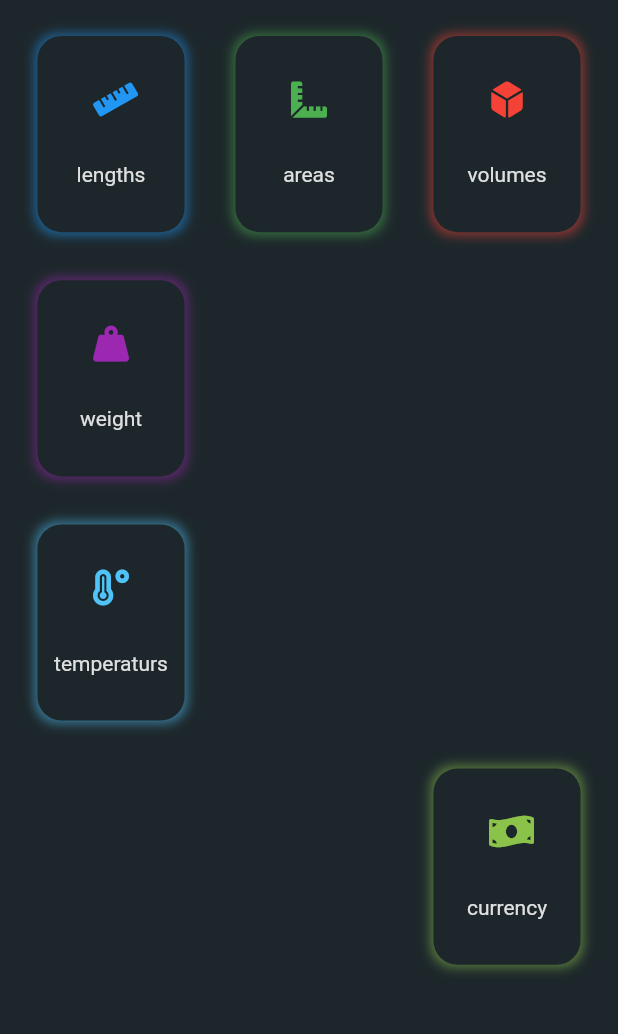
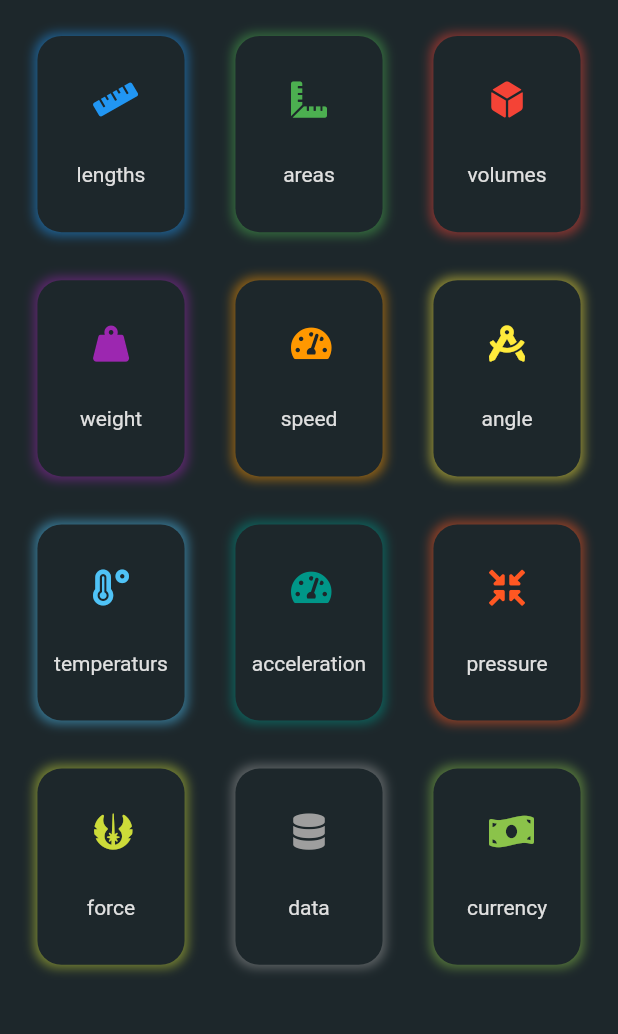
Before and after one commit to brachy84/Formulator, a Flutter app: the screen it shows after launch, on a phone screen of 412 x 824 dp, the part 201-1235 px from its top. Run offline on Flutter 3.47's test engine with Material 2 defaults, Android fonts, the phone set to English and light mode, and no system bars; our stand-ins replace bloc, flutter_bloc, font_awesome_flutter, shared_preferences; missing offline and left inert: catex.

Commit message:
unit and formula changes

```diff
--- a/lib/data/formula.dart
+++ b/lib/data/formula.dart
@@ -6,45 +6,114 @@ class Formulas {
   static List<Formula> get all => _formulas;
 
   // area of triangle
-  final Formula triangleArea = Formula(
+  static Formula triangleArea = const Formula(
       name: 'Triangle Area',
-      description: 'Area of any Tryangle',
-      category: FormulaCategory.math,
+      description: 'Area of any Triangle',
       formula: 'A = :{ g * h }/{ 2 }',
       defaultResult: 'A',
       changedFormulas: {
         'g': 'g = :{ A * 2 }/{ h }',
         'h': 'h = :{ A * 2 }/{ g }'
       });
+
+  static const List<FormulaBase> formulaData = [
+    FormulaCategory(name: 'math', description: '', content: [
+      FormulaCategory(name: 'geometry', description: '', content: [
+        FormulaCategory(name: 'shapes', description: '', content: [
+          FormulaCategory(name: 'square', description: '', content: [
+            Formula(
+                name: 'area',
+                description: 'square_area_desc',
+                formula: 'A = a^2',
+                defaultResult: 'A',
+                changedFormulas: {'a': 'a = √{ A }'}),
+            Formula(
+                name: 'perimeter',
+                description: 'square_perimeter_desc',
+                formula: 'U = 4a',
+                defaultResult: 'U',
+                changedFormulas: {'a': 'a = :{ U }/{ 4 }'}),
+          ]),
+          FormulaCategory(name: 'rectangle', description: '', content: [
+            Formula(
+                name: 'area',
+                description: 'rectangle_area_desc',
+                formula: 'A = a * b',
+                defaultResult: 'A',
+                changedFormulas: {
+                  'a': 'a = :{ A }/{ b }',
+                  'b': 'b = :{ A }/{ a }'
+                }),
+            Formula(
+                name: 'perimeter',
+                description: 'rectangle_perimeter_desc',
+                formula: 'U = 2a + 2b',
+                defaultResult: 'U',
+                changedFormulas: {
+                  'a': 'a = :{ U - 2b }/{ 2 }',
+                  'b': 'b = :{ U - 2a }/{ 2 }'
+                }),
+          ])
+        ]),
+        FormulaCategory(name: 'bodys', description: '', content: [])
+      ]),
+      FormulaCategory(name: 'phytagoras', description: '', content: []),
+      FormulaCategory(name: 'trigonometry', description: '', content: [])
+    ]),
+    FormulaCategory(name: 'physic', description: '', content: [])
+  ];
 }
 
-enum FormulaCategory { math, physik }
-
-class Formula {
-  String name;
-  String description;
-  FormulaCategory category;
-  String formula;
-  String defaultResult;
-  Map<String, String> changedFormulas;
-
-  Formula({
+abstract class FormulaBase {
+  // both vars are keys to Localized String
+  final String name;
+  final String description;
+  const FormulaBase({
     this.name,
     this.description,
-    this.category,
-    this.formula,
-    this.defaultResult,
-    this.changedFormulas,
-  }) {
+  });
+}
+
+class Formula extends FormulaBase {
+  final String formula;
+  final String defaultResult;
+  final Map<String, String> changedFormulas;
+
+  const Formula({
+    @required String name,
+    @required String description,
+    @required this.formula,
+    @required this.defaultResult,
+    @required this.changedFormulas,
+  }) : super(name: name, description: description);
+  /* {
     assert(formula.contains(defaultResult));
     changedFormulas.keys.forEach((key) {
       assert(formula.contains(key));
     });
     Formulas._add(this);
-  }
+  }*/
 
   String changeTo({@required String result}) => changedFormulas[result];
 
   double calculate(
       {@required String result, @required Map<String, double> values}) {}
 }
+
+class FormulaCategory extends FormulaBase {
+  final List<FormulaBase> content;
+
+  const FormulaCategory(
+      {@required String name,
+      @required String description,
+      @required this.content})
+      : super(name: name, description: description);
+
+  List<Formula> getFormulas() {
+    return content.where((e) => e is Formula).toList();
+  }
+
+  List<FormulaCategory> getCategorys() {
+    return content.where((e) => e is FormulaCategory).toList();
+  }
+}
--- a/lib/data/unit.dart
+++ b/lib/data/unit.dart
@@ -14,7 +14,8 @@ class Units {
     ['mile', 'mile']: 0.000621371,
     ['foot', 'foot']: 3.28084,
     ['in', 'inch']: 39.3701,
-    ['yd', 'yard']: 1.093613298
+    ['yd', 'yard']: 1.093613298,
+    ['sm', 'seemile']: 0.0005399568
   });
 
   static final Unit area = Unit(defaultValue: 'm²', convertValues: {
@@ -65,8 +66,67 @@ class Units {
       (val) => (100 - val) * 2 / 3,
       (val) => (100 - val) * 1.5
     ],
-    ['°N', 'newton']: [(val) => val * 100 / 33, (val) => val * 0.33],
+    ['°N', 'd_newton']: [(val) => val * 100 / 33, (val) => val * 0.33],
   });
+
+  static final Unit speed = Unit(defaultValue: 'km/h', convertValues: {
+    ['km/h']: 1,
+    ['m/s']: 0.277777777778,
+    ['mile/h']: 0.621371,
+    ['foot/s']: 0.911344,
+    ['kn', 'knot']: 0.539957,
+  });
+
+  static final Unit acceleration = Unit(defaultValue: 'm/s²', convertValues: {
+    ['m/s²']: 1,
+    ['Gal']: 0.01,
+  });
+
+  static final Unit angle = Unit(defaultValue: '°', convertValues: {
+    ['°', 'degree']: 1,
+    ['gon', 'gon']: 0.9,
+    ['min', 'minute']: 60,
+    ['s', 'second']: 3600
+  });
+
+  static final Unit time = Unit(defaultValue: 'min', convertValues: {
+    ['ms', 'millisecond']: 3600000,
+    ['s', 'second']: 3600,
+    ['min', 'minute']: 60,
+    ['h', 'hour']: 1,
+    ['d', 'day']: 1 / 24,
+    ['7d', 'week']: 1 / 24 / 7,
+    ['y', 'year']: 1 / 365.2425
+  });
+  //pressure
+  static final Unit pressure = Unit(defaultValue: 'bar', convertValues: {
+    ['bar', 'bar']: 1,
+    ['Pa', 'pascal']: 0.00001,
+    ['N/mm²', 'n_mm2']: 10,
+    ['N/cm²', 'n_cm2']: 0.1,
+    ['N/m²', 'n_m2']: 0.00001,
+  });
+  // force
+  static final Unit force = Unit(defaultValue: 'N', convertValues: {
+    ['N', 'newton']: 1,
+    ['kN', 'kilonewton']: 0.001,
+  });
+
+  static final Unit data = Unit(defaultValue: 'mbit', convertValues: {
+    ['bit', 'bit']: 1000000,
+    ['kbit', 'kilobit']: 1000,
+    ['mbit', 'megabit']: 1,
+    ['gbit', 'gigabit']: 0.001,
+    ['tbit', 'terrabit']: 0.000001,
+    ['pbit', 'petabit']: 0.000000001,
+    ['b', 'byte']: 125000,
+    ['kb', 'kilobyte']: 125,
+    ['mb', 'megabyte']: 0.125,
+    ['gb', 'gigabyte']: 0.000125,
+    ['tb', 'terrabyte']: 0.000000125,
+    ['pb', 'petabyte']: 0.000000000125,
+  });
+  // currency
 }
 
 class Unit {
@@ -90,14 +150,14 @@ class Unit {
       _convertValues = convertValues;
       _convertValues.forEach((key, value) {
         if (key.length < 2) {
-          key[1] = key[0];
+          key.add(key[0]);
         }
       });
     } else {
       _convertCallbacks = convertCallbacks;
       _convertCallbacks.forEach((key, value) {
         if (key.length < 2) {
-          key[1] = key[0];
+          key.add(key[0]);
         }
       });
     }
```
